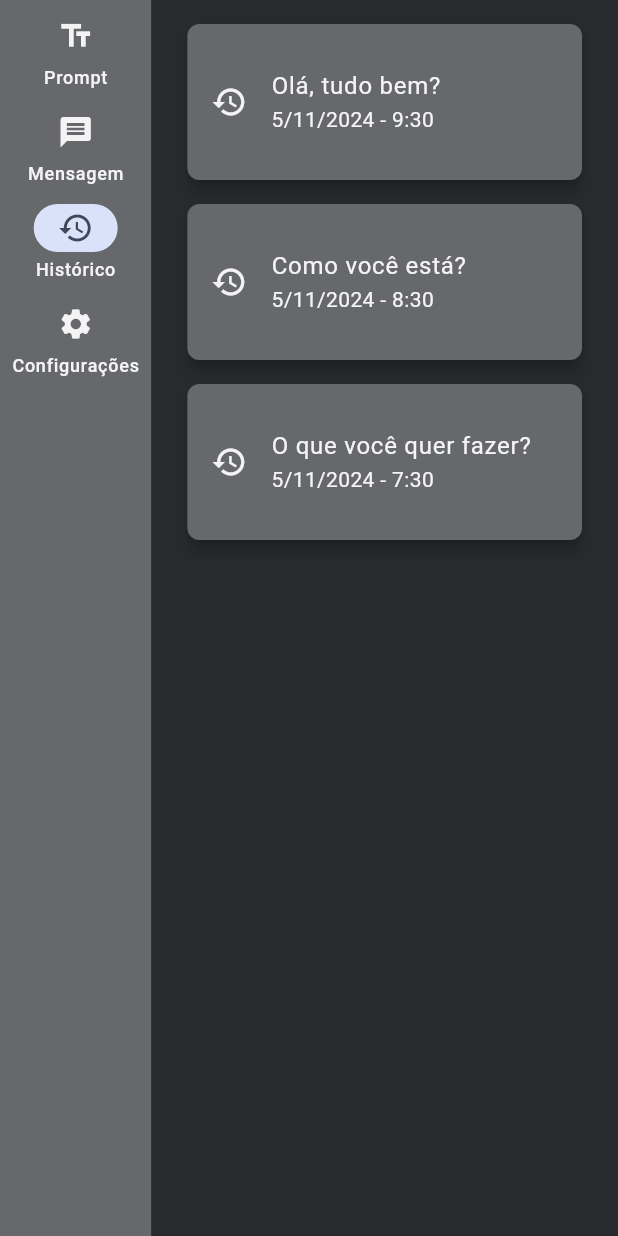
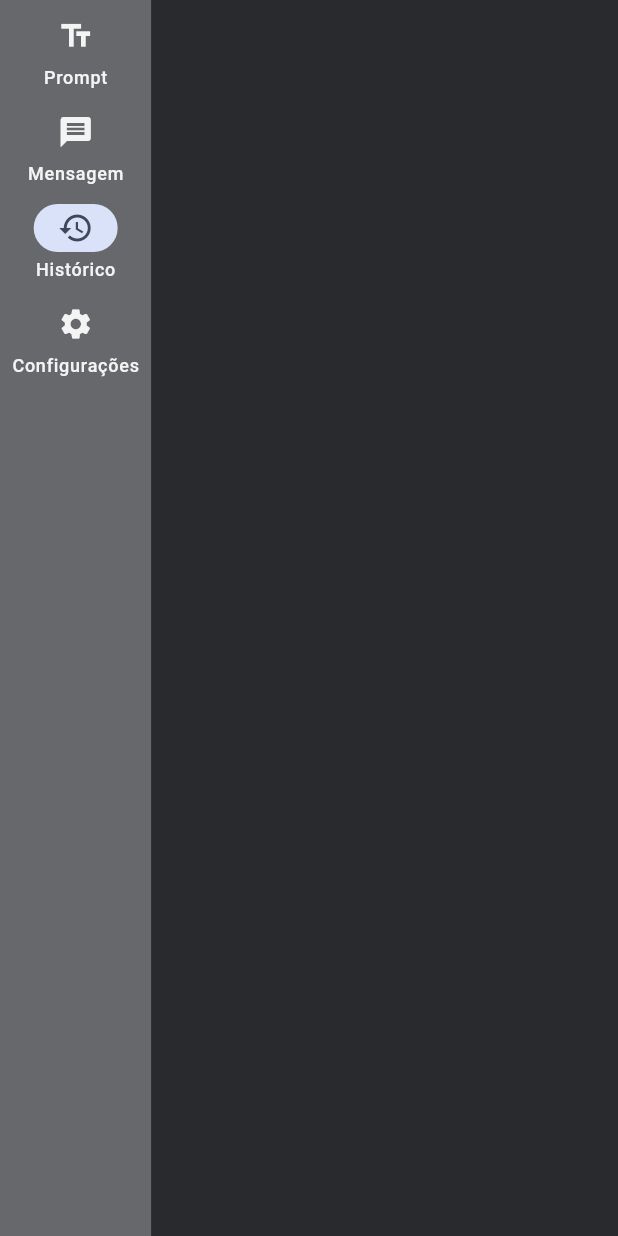
Before and after one commit to future-system/text-to-speech-app, a Flutter app: the HomePage screen opened by its route, after a tap on "Mensagem", after a tap on "Histórico", on a phone screen of 412 x 824 dp. Run offline on Flutter 3.47's test engine with Material 3 defaults, Android fonts, the phone set to English and light mode, and no system bars; our stand-ins replace audioplayers, bloc, dio, flutter_bloc; missing offline and left inert: cloud_text_to_speech, cron.

Commit message:
history list (preciso fazer um metodo pra salvar essa lista)

```diff
--- a/lib/core/navigation.dart
+++ b/lib/core/navigation.dart
@@ -1,9 +1,8 @@
 import 'package:flutter/material.dart';
-import 'package:text_to_speech_flutter/presentation/pages/config/config_page.dart';
-import 'package:text_to_speech_flutter/presentation/pages/history/history_page.dart';
+import 'package:flutter_bloc/flutter_bloc.dart';
+import 'package:text_to_speech_flutter/presentation/pages/history/history_cubit.dart';
 import 'package:text_to_speech_flutter/presentation/pages/home/home_page.dart';
-import 'package:text_to_speech_flutter/presentation/pages/message/message_page.dart';
-import 'package:text_to_speech_flutter/presentation/pages/prompt/prompt_page.dart';
+
 
 sealed class Navigation {
   static final routing = _Routing();
@@ -11,15 +10,11 @@ sealed class Navigation {
 
 final class _Routing {
   Map<String, WidgetBuilder> get routes => {
-    prompt: (context) => const PromptPage(),
-    message: (context) => const MessagePage(),
-    config: (context) => const ConfigPage(),
-    history: (context) => const HistoryPage(),
-    home: (context) => const HomePage(),
+    home: (context) => BlocProvider<HistoryCubit>(
+      child: const HomePage(),
+      create: (BuildContext context) => HistoryCubit(),
+    ),
   };
-  final String prompt = 'prompt';
-  final String message = 'message';
-  final String config = 'config';
-  final String history = 'history';
+
   final String home = "home";
 }
--- /dev/null
+++ b/lib/data/models/history_model.dart
@@ -0,0 +1,12 @@
+
+class HistoryModel {
+
+  HistoryModel({required this.content, required this.date});
+
+  final String content;
+  final DateTime date;
+
+
+
+
+}
--- /dev/null
+++ b/lib/presentation/pages/history/history_cubit.dart
@@ -0,0 +1,15 @@
+
+import 'package:bloc/bloc.dart';
+import 'package:text_to_speech_flutter/data/models/history_model.dart';
+import 'package:text_to_speech_flutter/presentation/pages/history/history_state.dart';
+
+class HistoryCubit extends Cubit<HistoryState> {
+  HistoryCubit():super(HistoryState(histories: []));
+
+  insert(HistoryModel model){
+    final histories = state.histories;
+    histories.add(model);
+    emit(state.copyWith(histories: histories.reversed.toList()));
+  }
+
+}
--- a/lib/presentation/pages/history/history_page.dart
+++ b/lib/presentation/pages/history/history_page.dart
@@ -1,30 +1,42 @@
 import 'package:flutter/material.dart';
+import 'package:flutter_bloc/flutter_bloc.dart';
 import 'package:text_to_speech_flutter/core/constants/design_system.dart';
+import 'package:text_to_speech_flutter/core/navigation.dart';
+import 'package:text_to_speech_flutter/data/models/history_model.dart';
+import 'package:text_to_speech_flutter/presentation/pages/history/history_cubit.dart';
+import 'package:text_to_speech_flutter/presentation/pages/history/history_state.dart';
 
 class HistoryPage extends StatefulWidget {
-  const HistoryPage({Key? key}) : super(key: key);
+  const HistoryPage({super.key});
 
   @override
   State<HistoryPage> createState() => _HistoryPageState();
 }
 
 class _HistoryPageState extends State<HistoryPage> {
-  final List<Map<String, dynamic>> promptHistory = [
-    {"prompt": "Olá, tudo bem?", "dateTime": DateTime.now().subtract(const Duration(hours: 1))},
-    {"prompt": "Como você está?", "dateTime": DateTime.now().subtract(const Duration(hours: 2))},
-    {"prompt": "O que você quer fazer?", "dateTime": DateTime.now().subtract(const Duration(hours: 3))},
-  ];
+  final List<HistoryModel> promptHistory = [];
+
+  late final HistoryCubit historyCubit;
+
+  @override
+  void initState() {
+    super.initState();
+    historyCubit = context.read<HistoryCubit>();
+  }
 
   @override
   Widget build(BuildContext context) {
     return Scaffold(
-      body: ListView.builder(
+      body: BlocBuilder<HistoryCubit, HistoryState>(
+        bloc: historyCubit,
+        builder: (context, state) {
+          return ListView.builder(
             padding: const EdgeInsets.all(16),
-        itemCount: promptHistory.length,
+            itemCount: state.histories.length,
             itemBuilder: (context, index) {
-          final item = promptHistory[index];
-          final prompt = item["prompt"];
-          final dateTime = item["dateTime"] as DateTime;
+              final item = state.histories[index];
+              final prompt = item.content;
+              final dateTime = item.date;
 
               return Column(
                 children: [
@@ -47,6 +59,8 @@ class _HistoryPageState extends State<HistoryPage> {
                 ],
               );
             },
+          );
+        }
       ),
     );
   }
--- /dev/null
+++ b/lib/presentation/pages/history/history_state.dart
@@ -0,0 +1,11 @@
+
+import 'package:text_to_speech_flutter/data/models/history_model.dart';
+
+class HistoryState {
+
+  HistoryState({required this.histories});
+
+  final List<HistoryModel> histories;
+
+  HistoryState copyWith({required List<HistoryModel>? histories})=> HistoryState(histories: histories ?? this.histories);
+}
--- a/lib/presentation/pages/prompt/prompt_page.dart
+++ b/lib/presentation/pages/prompt/prompt_page.dart
@@ -4,9 +4,11 @@ import 'package:flutter_bloc/flutter_bloc.dart';
 import 'package:text_to_speech_flutter/core/constants/design_system.dart';
 import 'package:text_to_speech_flutter/core/cron_core.dart';
 import 'package:text_to_speech_flutter/core/tts_bloc.dart';
+import 'package:text_to_speech_flutter/data/models/history_model.dart';
 import 'package:text_to_speech_flutter/presentation/components/custom_form_field.dart';
 import 'package:text_to_speech_flutter/presentation/components/dropdown_button.dart';
 import 'package:text_to_speech_flutter/presentation/components/dropdown_generic_bloc.dart';
+import 'package:text_to_speech_flutter/presentation/pages/history/history_cubit.dart';
 
 import '../../../core/constants/tts_core_google_params_language.dart';
 import '../../../core/tts_core_google.dart';
@@ -25,6 +27,9 @@ class _PromptPageState extends State<PromptPage> {
 
   final DropdownGenericBloc<TTsGoogleParamLanguage> langBloc = DropdownGenericBloc<TTsGoogleParamLanguage>();
   double rangeValue = 0.5;
+
+
+  late final HistoryCubit historyCubit;
 
   Widget body() {
     return BlocBuilder<TtsVoicesBloc, TtsVoicesState>(
@@ -118,8 +123,8 @@ class _PromptPageState extends State<PromptPage> {
   @override
   void initState() {
     super.initState();
+    historyCubit = context.read<HistoryCubit>();
   }
-
 
   @override
   Widget build(BuildContext context) {
@@ -159,6 +164,8 @@ class _PromptPageState extends State<PromptPage> {
                 return;
               }
 
+              historyCubit.insert(HistoryModel(content: controller.text, date: DateTime.now()));
+
               tts.talk(controller.text);
             },
             child:  Icon(Icons.volume_up, color: DesignSystem.colors.textDetail,),
```
Also changed, not shown: lib/presentation/pages/history/history_bloc.dart (deleted). Lines whose indentation alone changed are shown as unchanged.
